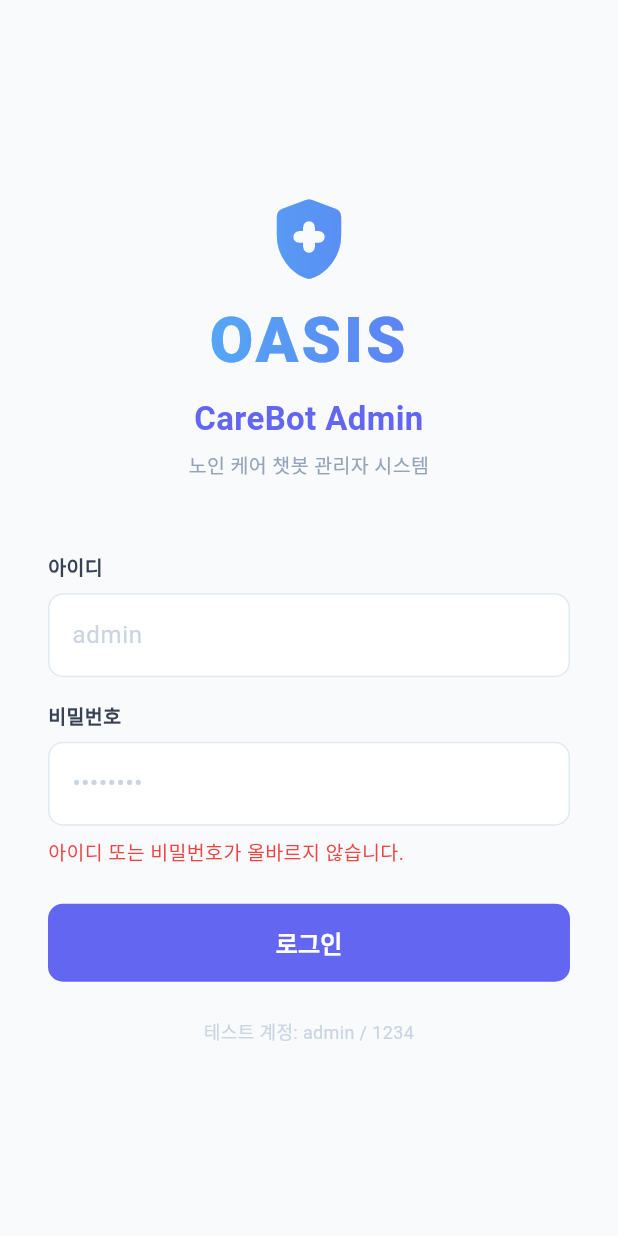
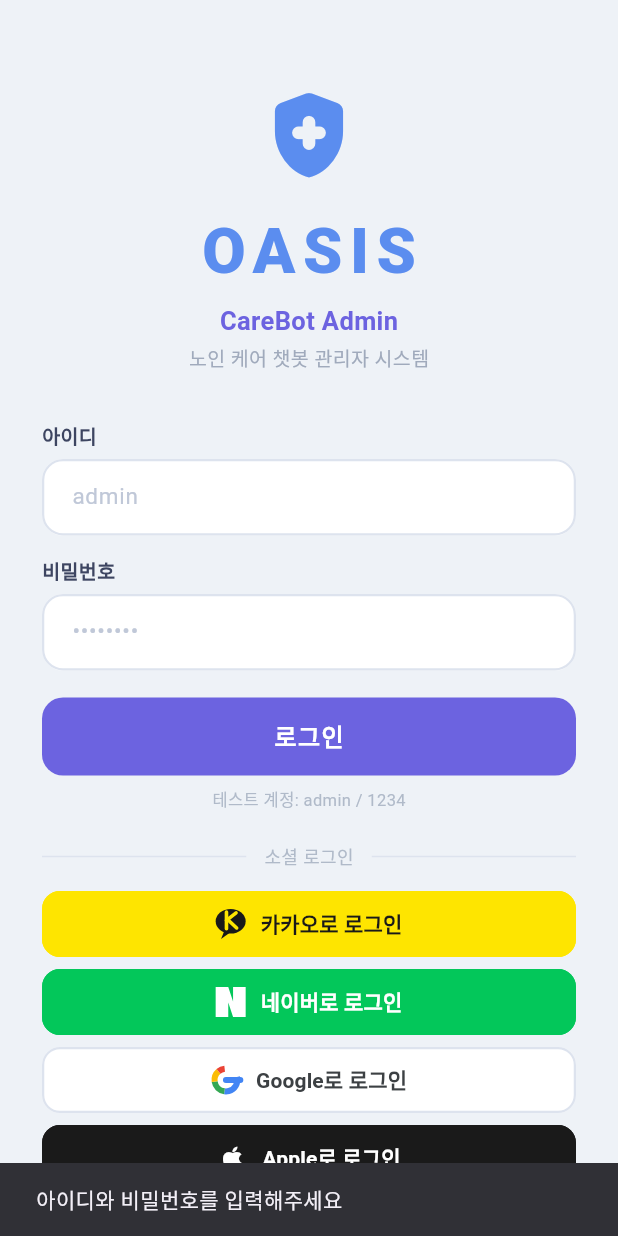
Before and after one commit to megaTRX/SW_Project, a Flutter app: the screen it shows after launch, after a tap on "로그인", on a phone screen of 412 x 824 dp. Run offline on Flutter 3.47's test engine with Material 3 defaults, Android fonts, the phone set to English and light mode, and no system bars; network calls fail.

Commit message:
feat: 스플래시/로그인 화면 추가 (소셜 로그인 UI)

```diff
--- a/flutter_app/lib/main.dart
+++ b/flutter_app/lib/main.dart
@@ -1,3 +1,4 @@
+import 'screens/splash_screen.dart';
 import 'package:flutter/material.dart';
 import 'pages/dashboard_page.dart';
 import 'pages/med_page.dart';
@@ -22,7 +23,7 @@
         colorScheme: ColorScheme.fromSeed(seedColor: const Color(0xFF6366F1)),
         useMaterial3: true,
       ),
-      home: const LoginPage(),
+      home: const SplashScreen(),
     );
   }
 }
--- a/flutter_app/lib/pages/camera_page.dart
+++ b/flutter_app/lib/pages/camera_page.dart
@@ -27,10 +27,11 @@
       _alerts = data.where((a) => a["type"] == "비활동").toList();
       _isLoading = false;
 
-      // 마지막 활동 시간 계산
+      // 마지막 활동 시간 계산 (가장 최신 알림 기준)
       if (data.isNotEmpty) {
         try {
-          _lastMotionTime = DateTime.parse(data.first["time"] as String);
+          final timeStr = data.last["time"] as String;
+          _lastMotionTime = DateTime.parse(timeStr.replaceAll(' ', 'T'));
         } catch (_) {}
       }
     });
@@ -191,7 +192,7 @@
               crossAxisAlignment: CrossAxisAlignment.start,
               children: [
 
-                // 새로고침 버튼
+                // 새로고침 버튼 (로딩 중엔 스피너로 변환)
                 Row(
                   mainAxisAlignment: MainAxisAlignment.spaceBetween,
                   children: [
@@ -199,9 +200,18 @@
                         style: TextStyle(fontSize: 15, fontWeight: FontWeight.w700,
                             color: Color(0xFF0F172A))),
                     GestureDetector(
-                      onTap: _loadAlerts,
-                      child: const Row(
-                        children: [
+                      onTap: _isLoading ? null : _loadAlerts,
+                      child: _isLoading
+                          ? const SizedBox(
+                              width: 16,
+                              height: 16,
+                              child: CircularProgressIndicator(
+                                strokeWidth: 2,
+                                color: Color(0xFF6366F1),
+                              ),
+                            )
+                          : Row(
+                              children: const [
                                 Icon(Icons.refresh_rounded, size: 16, color: Color(0xFF6366F1)),
                                 SizedBox(width: 4),
                                 Text('새로고침',
@@ -303,9 +313,34 @@
                     const Text('최근 감지 기록',
                         style: TextStyle(fontSize: 15, fontWeight: FontWeight.w700,
                             color: Color(0xFF0F172A))),
-                    const Text('전체 보기',
+                    GestureDetector(
+                      onTap: () {
+                        showModalBottomSheet(
+                          context: context,
+                          isScrollControlled: true,
+                          builder: (_) => DraggableScrollableSheet(
+                            expand: false,
+                            builder: (_, controller) => ListView(
+                              controller: controller,
+                              padding: const EdgeInsets.all(16),
+                              children: [
+                                const Text('전체 감지 기록',
+                                    style: TextStyle(fontSize: 16, fontWeight: FontWeight.w700)),
+                                const SizedBox(height: 12),
+                                ..._alerts.map((alert) => ListTile(
+                                  title: Text(alert["content"] as String),
+                                  subtitle: Text(alert["time"] as String),
+                                  trailing: Text(alert["status"] as String),
+                                )),
+                              ],
+                            ),
+                          ),
+                        );
+                      },
+                      child: const Text('전체 보기',
                           style: TextStyle(fontSize: 13, color: Color(0xFF6366F1),
                               fontWeight: FontWeight.w500)),
+                    ),
                   ],
                 ),
                 const SizedBox(height: 12),
@@ -474,11 +509,12 @@
   final IconData icon;
   final Color color;
 
-  const _AIRow(
-      {required this.label,
+  const _AIRow({
+    required this.label,
     required this.value,
     required this.icon,
-      required this.color});
+    required this.color,
+  });
 
   @override
   Widget build(BuildContext context) {
--- /dev/null
+++ b/flutter_app/lib/screens/login_screen.dart
@@ -0,0 +1,263 @@
+import 'package:flutter/material.dart';
+import '../main.dart';
+
+class LoginScreen extends StatefulWidget {
+  const LoginScreen({super.key});
+  @override
+  State<LoginScreen> createState() => _LoginScreenState();
+}
+
+class _LoginScreenState extends State<LoginScreen> {
+  final _idCtrl = TextEditingController();
+  final _pwCtrl = TextEditingController();
+  bool _loading = false;
+
+  static const _blue   = Color(0xFF5B8DEF);
+  static const _purple = Color(0xFF6C63E0);
+  static const _bg     = Color(0xFFEEF2F7);
+
+  @override
+  void dispose() { _idCtrl.dispose(); _pwCtrl.dispose(); super.dispose(); }
+
+  void _onLogin() async {
+    final id = _idCtrl.text.trim();
+    final pw = _pwCtrl.text.trim();
+    if (id.isEmpty || pw.isEmpty) {
+      ScaffoldMessenger.of(context).showSnackBar(const SnackBar(content: Text('아이디와 비밀번호를 입력해주세요')));
+      return;
+    }
+    setState(() => _loading = true);
+    await Future.delayed(const Duration(milliseconds: 500));
+    setState(() => _loading = false);
+    if (mounted) {
+      Navigator.of(context).pushReplacement(
+        MaterialPageRoute(builder: (_) => const MainPage()),
+      );
+    }
+  }
+
+  void _onSocial(String provider) {
+    ScaffoldMessenger.of(context).showSnackBar(SnackBar(
+      content: Text('$provider 로그인 준비 중'),
+      backgroundColor: _purple,
+      behavior: SnackBarBehavior.floating,
+      shape: RoundedRectangleBorder(borderRadius: BorderRadius.circular(10)),
+    ));
+  }
+
+  @override
+  Widget build(BuildContext context) {
+    return Scaffold(
+      backgroundColor: _bg,
+      body: SafeArea(
+        child: SingleChildScrollView(
+          padding: const EdgeInsets.symmetric(horizontal: 28),
+          child: Column(
+            crossAxisAlignment: CrossAxisAlignment.stretch,
+            children: [
+              const SizedBox(height: 56),
+              const Center(child: Icon(Icons.health_and_safety_rounded, size: 68, color: _blue)),
+              const SizedBox(height: 14),
+              const Center(child: Text('OASIS', style: TextStyle(fontSize: 42, fontWeight: FontWeight.w800, color: _blue, letterSpacing: 5))),
+              const SizedBox(height: 4),
+              const Center(child: Text('CareBot Admin', style: TextStyle(fontSize: 17, fontWeight: FontWeight.w700, color: _purple))),
+              const SizedBox(height: 3),
+              const Center(child: Text('노인 케어 챗봇 관리자 시스템', style: TextStyle(fontSize: 13, color: Color(0xFFA0AABC)))),
+              const SizedBox(height: 32),
+              const _Label('아이디'),
+              const SizedBox(height: 6),
+              _Input(hint: 'admin', ctrl: _idCtrl),
+              const SizedBox(height: 14),
+              const _Label('비밀번호'),
+              const SizedBox(height: 6),
+              _Input(hint: '••••••••', ctrl: _pwCtrl, obscure: true),
+              const SizedBox(height: 18),
+              SizedBox(
+                height: 52,
+                child: ElevatedButton(
+                  onPressed: _loading ? null : _onLogin,
+                  style: ElevatedButton.styleFrom(
+                    backgroundColor: _purple,
+                    shape: RoundedRectangleBorder(borderRadius: BorderRadius.circular(14)),
+                    elevation: 0,
+                  ),
+                  child: _loading
+                      ? const SizedBox(width: 20, height: 20, child: CircularProgressIndicator(color: Colors.white, strokeWidth: 2))
+                      : const Text('로그인', style: TextStyle(fontSize: 16, fontWeight: FontWeight.w700, color: Colors.white, letterSpacing: 1)),
+                ),
+              ),
+              const SizedBox(height: 8),
+              const Center(child: Text('테스트 계정: admin / 1234', style: TextStyle(fontSize: 11, color: Color(0xFFB0BAC9)))),
+              const SizedBox(height: 20),
+              const _OrDivider(),
+              const SizedBox(height: 14),
+              _SocialBtn(label: '카카오로 로그인', bg: const Color(0xFFFEE500), textColor: const Color(0xFF191919), logo: const _KakaoLogo(), onTap: () => _onSocial('카카오')),
+              const SizedBox(height: 8),
+              _SocialBtn(label: '네이버로 로그인', bg: const Color(0xFF03C75A), textColor: Colors.white, logo: const _NaverLogo(), onTap: () => _onSocial('네이버')),
+              const SizedBox(height: 8),
+              _SocialBtn(label: 'Google로 로그인', bg: Colors.white, textColor: const Color(0xFF3C4043), borderColor: const Color(0xFFDDE3EE), logo: const _GoogleLogo(), onTap: () => _onSocial('구글')),
+              const SizedBox(height: 8),
+              _SocialBtn(label: 'Apple로 로그인', bg: const Color(0xFF1A1A1A), textColor: Colors.white, logo: const Icon(Icons.apple, color: Colors.white, size: 20), onTap: () => _onSocial('애플')),
+              const SizedBox(height: 36),
+            ],
+          ),
+        ),
+      ),
+    );
+  }
+}
+
+// ── 소셜 버튼 (Row로 로고+텍스트 배치, 겹침 없음) ──
+class _SocialBtn extends StatelessWidget {
+  final String label;
+  final Color bg, textColor;
+  final Color? borderColor;
+  final Widget logo;
+  final VoidCallback onTap;
+  const _SocialBtn({required this.label, required this.bg, required this.textColor, required this.logo, required this.onTap, this.borderColor});
+
+  @override
+  Widget build(BuildContext context) => SizedBox(
+    height: 44,
+    child: OutlinedButton(
+      onPressed: onTap,
+      style: OutlinedButton.styleFrom(
+        backgroundColor: bg,
+        side: BorderSide(color: borderColor ?? bg, width: 1.5),
+        shape: RoundedRectangleBorder(borderRadius: BorderRadius.circular(12)),
+        padding: const EdgeInsets.symmetric(horizontal: 16),
+      ),
+      child: Row(
+        mainAxisAlignment: MainAxisAlignment.center,
+        children: [
+          SizedBox(width: 20, height: 20, child: logo),
+          const SizedBox(width: 10),
+          Text(label, style: TextStyle(fontSize: 14, fontWeight: FontWeight.w600, color: textColor)),
+        ],
+      ),
+    ),
+  );
+}
+
+// ── 카카오 로고 ──
+class _KakaoLogo extends StatelessWidget {
+  const _KakaoLogo();
+  @override
+  Widget build(BuildContext context) => CustomPaint(painter: _KakaoPainter());
+}
+
+class _KakaoPainter extends CustomPainter {
+  @override
+  void paint(Canvas canvas, Size s) {
+    final paint = Paint()..color = const Color(0xFF191919);
+    // 타원형 말풍선
+    canvas.drawOval(Rect.fromLTWH(0, 0, s.width, s.height * 0.82), paint);
+    // 꼬리
+    final tail = Path()
+      ..moveTo(s.width * 0.3, s.height * 0.7)
+      ..lineTo(s.width * 0.18, s.height)
+      ..lineTo(s.width * 0.48, s.height * 0.78)
+      ..close();
+    canvas.drawPath(tail, paint);
+    // 노란색 K 심볼
+    final yp = Paint()..color = const Color(0xFFFEE500)..strokeWidth = s.width * 0.12..strokeCap = StrokeCap.round..style = PaintingStyle.stroke;
+    final cx = s.width * 0.5;
+    final cy = s.height * 0.38;
+    final h = s.height * 0.28;
+    canvas.drawLine(Offset(cx - s.width * 0.14, cy - h), Offset(cx - s.width * 0.14, cy + h), yp);
+    canvas.drawLine(Offset(cx - s.width * 0.14, cy), Offset(cx + s.width * 0.18, cy - h * 0.9), yp);
+    canvas.drawLine(Offset(cx - s.width * 0.04, cy + h * 0.1), Offset(cx + s.width * 0.2, cy + h * 0.9), yp);
+  }
+  @override
+  bool shouldRepaint(_) => false;
+}
+
+// ── 네이버 로고 ──
+class _NaverLogo extends StatelessWidget {
+  const _NaverLogo();
+  @override
+  Widget build(BuildContext context) => CustomPaint(painter: _NaverPainter());
+}
+
+class _NaverPainter extends CustomPainter {
+  @override
+  void paint(Canvas canvas, Size s) {
+    canvas.drawPath(
+      Path()
+        ..moveTo(0, 0)..lineTo(s.width * 0.42, 0)
+        ..lineTo(s.width * 0.58, s.height * 0.48)..lineTo(s.width * 0.58, 0)
+        ..lineTo(s.width, 0)..lineTo(s.width, s.height)
+        ..lineTo(s.width * 0.58, s.height)
+        ..lineTo(s.width * 0.42, s.height * 0.52)..lineTo(s.width * 0.42, s.height)
+        ..lineTo(0, s.height)..close(),
+      Paint()..color = Colors.white,
+    );
+  }
+  @override
+  bool shouldRepaint(_) => false;
+}
+
+// ── 구글 로고 ──
+class _GoogleLogo extends StatelessWidget {
+  const _GoogleLogo();
+  @override
+  Widget build(BuildContext context) => CustomPaint(painter: _GooglePainter());
+}
+
+class _GooglePainter extends CustomPainter {
+  @override
+  void paint(Canvas canvas, Size s) {
+    final cx = s.width / 2, cy = s.height / 2;
+    final r = s.width * 0.38, sw = s.width * 0.2;
+    void arc(Color c, double start, double sweep) => canvas.drawArc(
+      Rect.fromCircle(center: Offset(cx, cy), radius: r), start, sweep, false,
+      Paint()..color = c..style = PaintingStyle.stroke..strokeWidth = sw..strokeCap = StrokeCap.butt,
+    );
+    arc(const Color(0xFF4285F4), -0.26, 1.96);
+    arc(const Color(0xFF34A853), 1.7, 1.3);
+    arc(const Color(0xFFFBBC04), 3.0, 1.0);
+    arc(const Color(0xFFEA4335), 4.0, 0.6);
+    canvas.drawLine(Offset(cx, cy), Offset(cx + r + sw * 0.5, cy),
+      Paint()..color = const Color(0xFF4285F4)..strokeWidth = sw..strokeCap = StrokeCap.round);
+  }
+  @override
+  bool shouldRepaint(_) => false;
+}
+
+// ── 공통 위젯 ──
+class _Label extends StatelessWidget {
+  final String text;
+  const _Label(this.text);
+  @override
+  Widget build(BuildContext context) => Text(text, style: const TextStyle(fontSize: 13, fontWeight: FontWeight.w600, color: Color(0xFF3D4561)));
+}
+
+class _Input extends StatelessWidget {
+  final String hint;
+  final TextEditingController ctrl;
+  final bool obscure;
+  const _Input({required this.hint, required this.ctrl, this.obscure = false});
+  @override
+  Widget build(BuildContext context) => TextField(
+    controller: ctrl, obscureText: obscure,
+    style: const TextStyle(fontSize: 15, color: Color(0xFF1A2233)),
+    decoration: InputDecoration(
+      hintText: hint, hintStyle: const TextStyle(color: Color(0xFFC0C8D8)),
+      filled: true, fillColor: Colors.white,
+      contentPadding: const EdgeInsets.symmetric(horizontal: 16, vertical: 14),
+      border: OutlineInputBorder(borderRadius: BorderRadius.circular(14), borderSide: const BorderSide(color: Color(0xFFDDE3EE), width: 1.5)),
+      enabledBorder: OutlineInputBorder(borderRadius: BorderRadius.circular(14), borderSide: const BorderSide(color: Color(0xFFDDE3EE), width: 1.5)),
+      focusedBorder: OutlineInputBorder(borderRadius: BorderRadius.circular(14), borderSide: const BorderSide(color: Color(0xFF5B8DEF), width: 1.5)),
+    ),
+  );
+}
+
+class _OrDivider extends StatelessWidget {
+  const _OrDivider();
+  @override
+  Widget build(BuildContext context) => Row(children: [
+    Expanded(child: Container(height: 1, color: const Color(0xFFDDE3EE))),
+    const Padding(padding: EdgeInsets.symmetric(horizontal: 12), child: Text('소셜 로그인', style: TextStyle(fontSize: 12, color: Color(0xFFB0BAC9)))),
+    Expanded(child: Container(height: 1, color: const Color(0xFFDDE3EE))),
+  ]);
+}
--- /dev/null
+++ b/flutter_app/lib/screens/splash_screen.dart
@@ -0,0 +1,127 @@
+import 'package:flutter/material.dart';
+import 'login_screen.dart';
+
+class SplashScreen extends StatefulWidget {
+  const SplashScreen({super.key});
+  @override
+  State<SplashScreen> createState() => _SplashScreenState();
+}
+
+class _SplashScreenState extends State<SplashScreen> with TickerProviderStateMixin {
+  late AnimationController _iconCtrl, _textCtrl, _dotsCtrl;
+  late Animation<double> _iconScale, _iconOpacity, _textOpacity;
+  late Animation<Offset> _textSlide;
+
+  @override
+  void initState() {
+    super.initState();
+    _iconCtrl = AnimationController(vsync: this, duration: const Duration(milliseconds: 650));
+    _textCtrl = AnimationController(vsync: this, duration: const Duration(milliseconds: 500));
+    _dotsCtrl = AnimationController(vsync: this, duration: const Duration(milliseconds: 400));
+    _iconScale = Tween<double>(begin: 0.7, end: 1.0).animate(CurvedAnimation(parent: _iconCtrl, curve: Curves.elasticOut));
+    _iconOpacity = Tween<double>(begin: 0.0, end: 1.0).animate(CurvedAnimation(parent: _iconCtrl, curve: const Interval(0.0, 0.5, curve: Curves.easeIn)));
+    _textOpacity = Tween<double>(begin: 0.0, end: 1.0).animate(CurvedAnimation(parent: _textCtrl, curve: Curves.easeOut));
+    _textSlide = Tween<Offset>(begin: const Offset(0, 0.3), end: Offset.zero).animate(CurvedAnimation(parent: _textCtrl, curve: Curves.easeOut));
+    _run();
+  }
+
+  Future<void> _run() async {
+    await Future.delayed(const Duration(milliseconds: 200));
+    _iconCtrl.forward();
+    await Future.delayed(const Duration(milliseconds: 550));
+    _textCtrl.forward();
+    await Future.delayed(const Duration(milliseconds: 300));
+    _dotsCtrl.forward();
+    await Future.delayed(const Duration(milliseconds: 2000));
+    if (mounted) {
+      Navigator.of(context).pushReplacement(
+        PageRouteBuilder(
+          pageBuilder: (_, __, ___) => const LoginScreen(),
+          transitionsBuilder: (_, anim, __, child) => FadeTransition(opacity: anim, child: child),
+          transitionDuration: const Duration(milliseconds: 400),
+        ),
+      );
+    }
+  }
+
+  @override
+  void dispose() { _iconCtrl.dispose(); _textCtrl.dispose(); _dotsCtrl.dispose(); super.dispose(); }
+
+  @override
+  Widget build(BuildContext context) {
+    return Scaffold(
+      backgroundColor: const Color(0xFFEEF2F7),
+      body: Center(
+        child: Column(
+          mainAxisAlignment: MainAxisAlignment.center,
+          children: [
+            ScaleTransition(
+              scale: _iconScale,
+              child: FadeTransition(
+                opacity: _iconOpacity,
+                child: const Icon(Icons.health_and_safety_rounded, size: 72, color: Color(0xFF5B8DEF)),
+              ),
+            ),
+            const SizedBox(height: 18),
+            SlideTransition(
+              position: _textSlide,
+              child: FadeTransition(
+                opacity: _textOpacity,
+                child: const Text('OASIS', style: TextStyle(fontSize: 44, fontWeight: FontWeight.w800, color: Color(0xFF5B8DEF), letterSpacing: 6)),
+              ),
+            ),
+            const SizedBox(height: 4),
+            FadeTransition(opacity: _textOpacity, child: const Text('CareBot Admin', style: TextStyle(fontSize: 18, fontWeight: FontWeight.w700, color: Color(0xFF6C63E0)))),
+            const SizedBox(height: 3),
+            FadeTransition(opacity: _textOpacity, child: const Text('노인 케어 챗봇 관리자 시스템', style: TextStyle(fontSize: 13, color: Color(0xFFA0AABC)))),
+            const SizedBox(height: 56),
+            FadeTransition(opacity: _dotsCtrl, child: const _DotLoader()),
+          ],
+        ),
+      ),
+    );
+  }
+}
+
+class _DotLoader extends StatefulWidget {
+  const _DotLoader();
+  @override
+  State<_DotLoader> createState() => _DotLoaderState();
+}
+
+class _DotLoaderState extends State<_DotLoader> with TickerProviderStateMixin {
+  late List<AnimationController> _ctrls;
+
+  @override
+  void initState() {
+    super.initState();
+    _ctrls = List.generate(3, (i) {
+      final c = AnimationController(vsync: this, duration: const Duration(milliseconds: 600));
+      Future.delayed(Duration(milliseconds: i * 200), () { if (mounted) c.repeat(reverse: true); });
+      return c;
+    });
+  }
+
+  @override
+  void dispose() { for (final c in _ctrls) c.dispose(); super.dispose(); }
+
+  @override
+  Widget build(BuildContext context) {
+    return Row(
+      mainAxisSize: MainAxisSize.min,
+      children: List.generate(3, (i) => Padding(
+        padding: const EdgeInsets.symmetric(horizontal: 4),
+        child: AnimatedBuilder(
+          animation: _ctrls[i],
+          builder: (_, __) => Opacity(
+            opacity: 0.3 + _ctrls[i].value * 0.7,
+            child: Transform.scale(
+              scale: 0.8 + _ctrls[i].value * 0.2,
+              child: Container(width: 8, height: 8, decoration: const BoxDecoration(shape: BoxShape.circle, color: Color(0xFF5B8DEF))),
+            ),
+          ),
+        ),
+      )),
+    );
+  }
+}
```
Lines whose indentation alone changed are shown as unchanged.
